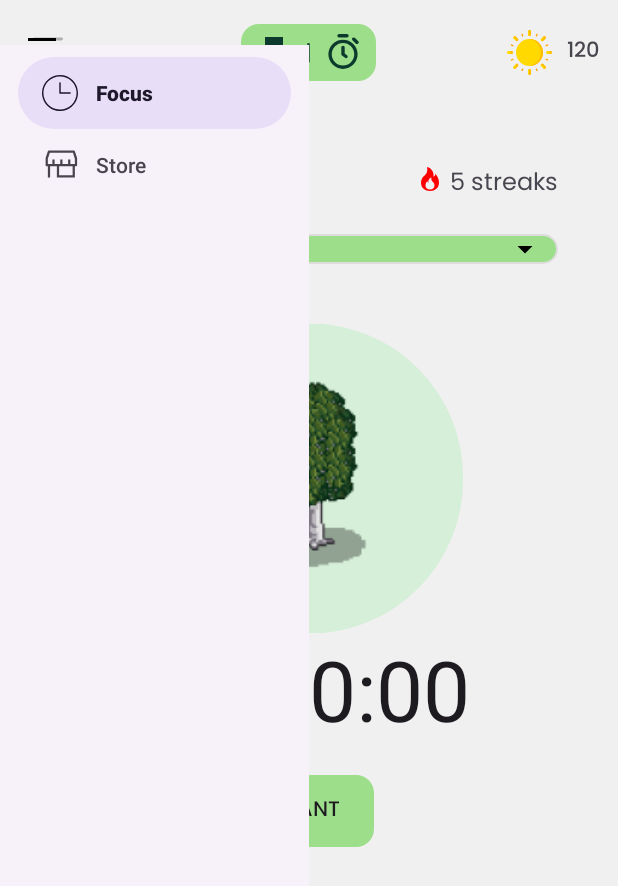
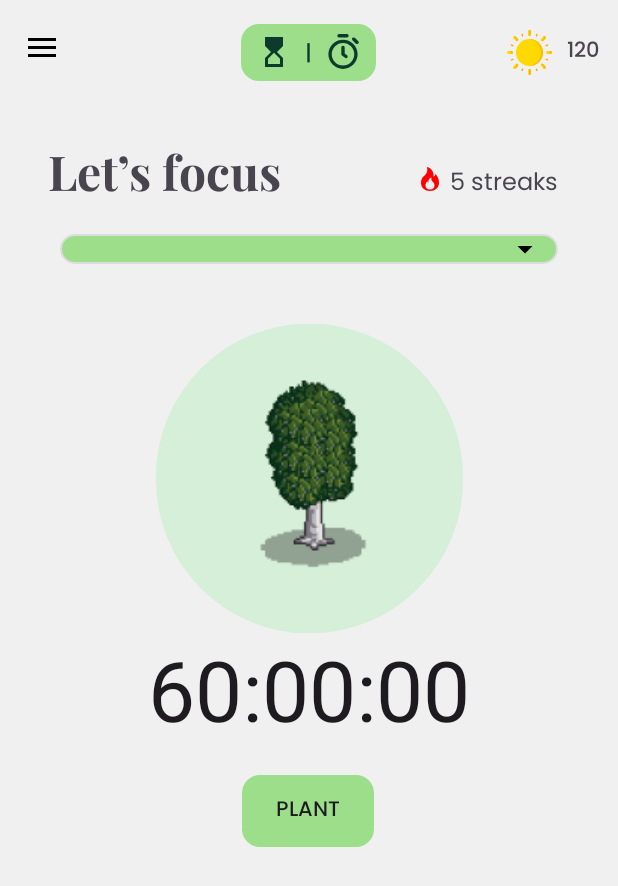
Before and after one commit to OHonSam/CS426_Final_Project, an Android app: the MainScreenActivity screen opened directly, with no data from a screen before it, on a phone screen of 412 x 824 dp. Shown: the top 886 px of the screen. Run offline under Robolectric (Android 15) with nearby library versions, the phone set to English and light mode, and no system bars.

Commit message:
Fix problems

```diff
--- a/app/src/main/java/com/hfad/cs426_final_project/MainScreenActivity.java
+++ b/app/src/main/java/com/hfad/cs426_final_project/MainScreenActivity.java
@@ -33,15 +33,8 @@ import com.hfad.cs426_final_project.CustomUIComponent.MyButton;
 import java.util.Objects;
 
 public class MainScreenActivity extends AppCompatActivity implements NavigationView.OnNavigationItemSelectedListener {
-    //Number of seconds displayed on the stopwatch.
-    private int seconds = 0;
-    //Is the stopwatch running?
-    private boolean running;
-
     TextView timeView;
-    MyButton startButton, todoButton, musicButton;
-    ClickableImageView todoImage, musicImage;
-    LinearLayout todoContainer, musicContainer;
+    MyButton startButton;
 
     ConstraintLayout popupMusicContainer;
 
@@ -55,58 +48,8 @@ public class MainScreenActivity extends AppCompatActivity implements NavigationV
         setContentView(R.layout.activity_main_screen);
         getUIReferences();
 
-        setupMusicListener();
-        setupTodoListener();
-
         setupToolbar();
         setupNavigationDrawer();
-    }
-
-    private void showMusicSelectionPopup() {
-        // Inflate the popup layout
-        View popupView = getLayoutInflater().inflate(R.layout.popup_music_selection, null);
-
-        // Calculate portion of the screen to show the popup
-        DisplayMetrics displayMetrics = new DisplayMetrics();
-        getWindowManager().getDefaultDisplay().getMetrics(displayMetrics);
-        int width = (int) (displayMetrics.widthPixels / 2);
-        int height = (int) (displayMetrics.heightPixels / 2);
-
-        // Create the PopupWindow
-        PopupWindow popupWindow = new PopupWindow(popupView,
-                width,
-                height,
-                true);
-
-        // Dim the background for the rest except the popup window
-        applyDim(popupMusicContainer, 0.5f);
-
-        // Return to the normal background for the rest if the popup window is dismissed
-        popupWindow.setOnDismissListener(new PopupWindow.OnDismissListener() {
-            @Override
-            public void onDismiss() {
-                clearDim(popupMusicContainer);
-            }
-        });
-
-        // Show the popup at the center of the container view
-        popupWindow.showAtLocation(musicContainer, Gravity.CENTER, 0, 0);
-
-        // Selecting music and play it
-    }
-
-    public static void applyDim(@NonNull ViewGroup parent, float dimAmount) {
-        Drawable dim = new ColorDrawable(Color.BLACK);
-        dim.setBounds(0, 0, parent.getWidth(), parent.getHeight());
-        dim.setAlpha((int) (255 * dimAmount));
-
-        ViewGroupOverlay overlay = parent.getOverlay();
-        overlay.add(dim);
-    }
-
-    public static void clearDim(@NonNull ViewGroup parent) {
-        ViewGroupOverlay overlay = parent.getOverlay();
-        overlay.clear();
     }
 
     private void setupToolbar() {
@@ -144,57 +87,6 @@ public class MainScreenActivity extends AppCompatActivity implements NavigationV
         drawer = findViewById(R.id.drawer_layout_main_screen);
     }
 
-    @SuppressLint("ClickableViewAccessibility")
-    private void setupMusicListener() {
-        View.OnTouchListener musicTouchListener = new View.OnTouchListener() {
-            @Override
-            public boolean onTouch(View v, MotionEvent event) {
-                boolean isPressed = (event.getAction() == MotionEvent.ACTION_DOWN);
-
-                // Handle pressed state for musicImage if it's the musicButton or musicImage
-                musicImage.setPressed(isPressed);
-                musicButton.onTouchEvent(event); // Pass the event to musicButton
-
-                return true; // Indicate the touch was handled
-            }
-        };
-
-        View.OnClickListener musicClickListener = v -> showMusicSelectionPopup();
-
-        // Set the listener to the views
-        musicContainer.setOnTouchListener(musicTouchListener);
-        musicButton.setOnTouchListener(musicTouchListener);
-        musicImage.setOnTouchListener(musicTouchListener);
-
-        // Set the click listener to open the music selection popup
-        musicContainer.setOnClickListener(musicClickListener);
-        musicButton.setOnClickListener(musicClickListener);
-        musicImage.setOnClickListener(musicClickListener);
-
-    }
-
-    @SuppressLint("ClickableViewAccessibility")
-    private void setupTodoListener() {
-        View.OnTouchListener todoTouchListener = new View.OnTouchListener() {
-            @Override
-            public boolean onTouch(View v, MotionEvent event) {
-                boolean isPressed = (event.getAction() == MotionEvent.ACTION_DOWN);
-
-                // Handle pressed state for musicImage if it's the musicButton or musicImage
-                todoImage.setPressed(isPressed);
-                todoButton.onTouchEvent(event); // Pass the event to musicButton
-
-                return true; // Indicate the touch was handled
-            }
-        };
-
-        // Set the listener to the views
-        todoContainer.setOnTouchListener(todoTouchListener);
-        todoButton.setOnTouchListener(todoTouchListener);
-        todoImage.setOnTouchListener(todoTouchListener);
-    }
-
-
     @Override
     public boolean onNavigationItemSelected(@NonNull MenuItem item) {
         int id = item.getItemId();
--- a/app/src/main/res/layout/activity_main_screen.xml
+++ b/app/src/main/res/layout/activity_main_screen.xml
@@ -13,8 +13,7 @@
         tools:context=".MainScreenActivity">
         <include
             layout="@layout/toolbar_main"
-            android:id="@+id/toolbar"
-            />
+            android:id="@+id/toolbar" />
 
         <TextView
             android:id="@+id/time_view"
@@ -28,15 +27,6 @@
             app:layout_constraintStart_toStartOf="parent"
             app:layout_constraintTop_toBottomOf="@+id/tree_container" />
 
-    <!--    <com.airbnb.lottie.LottieAnimationView-->
-<!--        android:id="@+id/animationView"-->
-<!--        android:layout_width="match_parent"-->
-<!--        android:layout_height="wrap_content"-->
-<!--        app:layout_constraintBottom_toBottomOf="@+id/start_button"-->
-<!--        app:lottie_autoPlay="true"-->
-<!--        app:lottie_loop="true"-->
-<!--        app:lottie_rawRes="@raw/animation"-->
-<!--        tools:layout_editor_absoluteX="0dp" />-->
         <com.hfad.cs426_final_project.CustomUIComponent.MyButton
             android:id="@+id/plant_button"
             android:layout_width="wrap_content"
@@ -51,17 +41,6 @@
             app:layout_constraintHorizontal_bias="0.498"
             app:layout_constraintStart_toStartOf="parent"
             app:layout_constraintTop_toBottomOf="@+id/time_view" />
-
-    <com.hfad.cs426_final_project.CustomUIComponent.ClickableImageView
-        android:id="@+id/dropdown_menu"
-        android:layout_width="wrap_content"
-        android:layout_height="wrap_content"
-        android:layout_marginStart="20dp"
-        android:layout_marginTop="20dp"
-        android:src="@drawable/gg_menu"
-        app:layout_constraintStart_toStartOf="parent"
-        app:layout_constraintTop_toTopOf="parent" />
-
 
 
         <RelativeLayout
@@ -154,8 +133,7 @@
             android:layout_marginEnd="40dp"
             android:gravity="center"
             app:layout_constraintEnd_toEndOf="parent"
-            app:layout_constraintBottom_toBottomOf="@+id/motivationText"
-            >
+            app:layout_constraintBottom_toBottomOf="@+id/motivationText">
 
             <ImageView
                 android:id="@+id/fireIcon"
@@ -185,8 +163,7 @@
             app:layout_constraintBottom_toTopOf="@+id/tree_container"
             app:layout_constraintEnd_toEndOf="parent"
             app:layout_constraintStart_toStartOf="parent"
-            app:layout_constraintTop_toBottomOf="@+id/streakLayout"
-            >
+            app:layout_constraintTop_toBottomOf="@+id/streakLayout" >
 
             <Spinner
                 android:id="@+id/search_task"
@@ -251,23 +228,12 @@
 
     </androidx.constraintlayout.widget.ConstraintLayout>
 
-    <LinearLayout
-        android:id="@+id/option_container"
-        android:layout_width="match_parent"
-        android:layout_height="wrap_content"
-        android:orientation="horizontal"
-        android:layout_marginTop="30dp"
-        app:layout_constraintTop_toBottomOf="@+id/plant_button"
-        app:layout_constraintStart_toStartOf="parent"
-        app:layout_constraintEnd_toEndOf="parent">
+
     <com.google.android.material.navigation.NavigationView
         android:id="@+id/nav_view_screen_choices"
         android:layout_width="wrap_content"
         android:layout_height="match_parent"
         android:layout_gravity="start"
         app:menu="@menu/menu_nav" />
-    </LinearLayout>
-
-
 
 </androidx.drawerlayout.widget.DrawerLayout>
```
Lines whose indentation alone changed are shown as unchanged.
